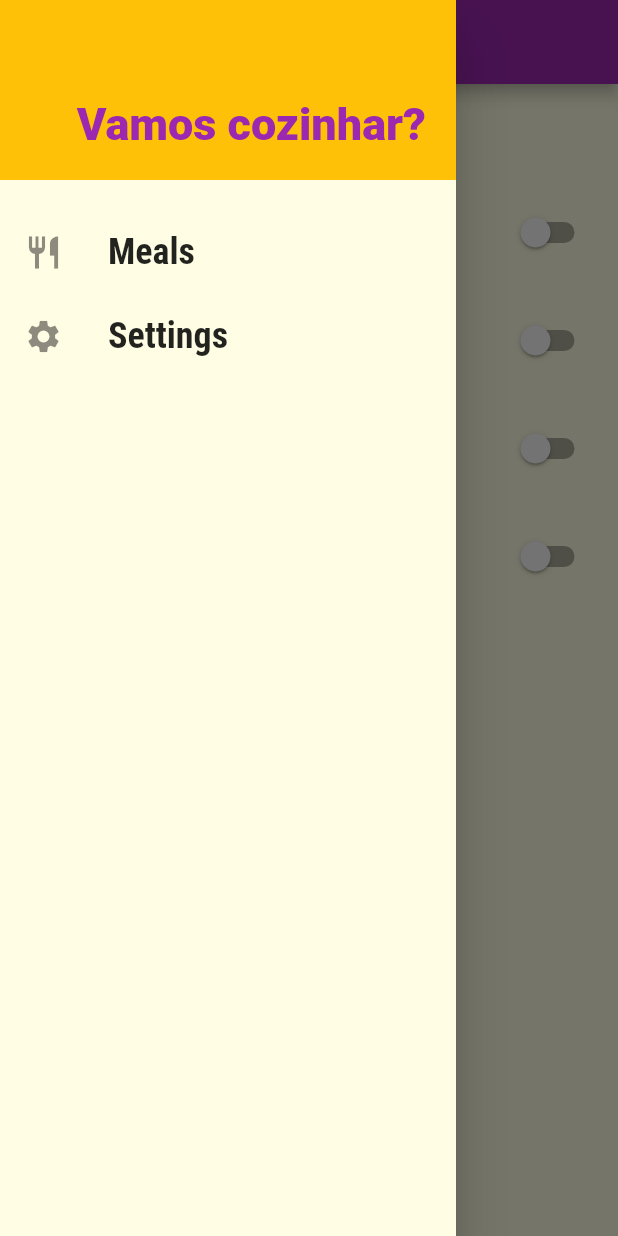
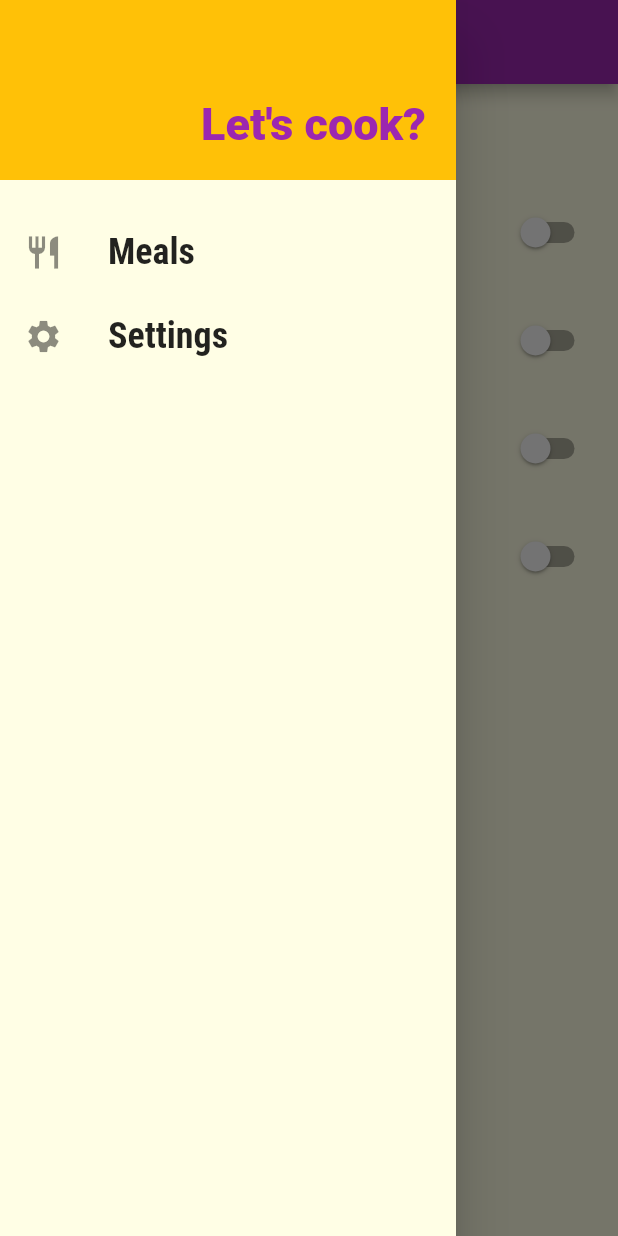
Before and after one commit to marcelinx/delimeals-flutter, a Flutter app: the SettingsScreen screen opened by its route, with the side drawer open, on a phone screen of 412 x 824 dp. Run offline on Flutter 3.47's test engine with Material 2 defaults, Android fonts, the phone set to English and light mode, and no system bars.

Commit message:
alterando texto

```diff
--- a/lib/components/main_drawer.dart
+++ b/lib/components/main_drawer.dart
@@ -20,6 +20,7 @@ class MainDrawer extends StatelessWidget {
       onTap: onTap,
     );
   }
+
   const MainDrawer({super.key});
 
   @override
@@ -34,7 +35,7 @@ class MainDrawer extends StatelessWidget {
             color: Theme.of(context).colorScheme.secondary,
             alignment: Alignment.bottomRight,
             child: Text(
-              'Vamos cozinhar?',
+              "Let's cook?",
               style: TextStyle(
                 fontWeight: FontWeight.w900,
                 fontSize: 30,
@@ -51,7 +52,8 @@ class MainDrawer extends StatelessWidget {
           _createItem(
             Icons.settings,
             'Settings',
-            () => Navigator.of(context).pushReplacementNamed(AppRoutes.SETTINGS),
+            () =>
+                Navigator.of(context).pushReplacementNamed(AppRoutes.SETTINGS),
           ),
         ],
       ),
--- a/lib/main.dart
+++ b/lib/main.dart
@@ -24,7 +24,6 @@ class MyApp extends StatefulWidget {
 }
 
 class _MyAppState extends State<MyApp> {
-
   Settings settings = Settings();
   List<Meal> _availableMeals = dummyMeals;
 
@@ -38,9 +37,9 @@ class _MyAppState extends State<MyApp> {
         final filterVegan = settings.isVegan && !meal.isVegan;
         final filterVegetarian = settings.isVegetarian && !meal.isVegetarian;
         return !filterGluten &&
-               !filterLactose &&
-               !filterVegan &&
-               !filterVegetarian;
+            !filterLactose &&
+            !filterVegan &&
+            !filterVegetarian;
       }).toList();
     });
   }
@@ -48,7 +47,8 @@ class _MyAppState extends State<MyApp> {
   @override
   Widget build(BuildContext context) {
     return MaterialApp(
-      title: 'Vamos Cozinhar?',
+      debugShowCheckedModeBanner: false,
+      title: "let's cook?",
       theme: ThemeData(
         colorScheme: ColorScheme.fromSwatch().copyWith(
           primary: Colors.purple,
@@ -65,9 +65,10 @@ class _MyAppState extends State<MyApp> {
       ),
       routes: {
         AppRoutes.HOME: (ctx) => const TabsScreen(),
-        AppRoutes.CATEGORIES_MEALS: (ctx) => CategoriesMealsScreen(_availableMeals),
+        AppRoutes.CATEGORIES_MEALS: (ctx) =>
+            CategoriesMealsScreen(_availableMeals),
         AppRoutes.MEAL_DETAIL: (ctx) => const MealDetailScreen(),
-        AppRoutes.SETTINGS: (ctx) => SettingsScreen(settings ,_filterMeals),
+        AppRoutes.SETTINGS: (ctx) => SettingsScreen(settings, _filterMeals),
       },
     );
   }
--- a/lib/screens/settings_screens.dart
+++ b/lib/screens/settings_screens.dart
@@ -43,7 +43,7 @@ class _SettingsScreenState extends State<SettingsScreen> {
   Widget build(BuildContext context) {
     return Scaffold(
       appBar: AppBar(
-        title: const Text('Configurações'),
+        title: const Text('Settings'),
       ),
       drawer: const MainDrawer(),
       body: Column(
@@ -51,7 +51,7 @@ class _SettingsScreenState extends State<SettingsScreen> {
           Container(
             padding: const EdgeInsets.all(20),
             child: Text(
-              'Configurações',
+              'Settings',
               style: Theme.of(context).textTheme.titleLarge,
             ),
           ),
@@ -59,26 +59,26 @@ class _SettingsScreenState extends State<SettingsScreen> {
             child: ListView(
               children: [
                 _createSwitch(
-                  'Sem Glutén',
-                  'Só exibe refeições sem glúten!',
+                  'Gluten-Free',
+                  'Show only gluten-free meals!',
                   settings!.isGlutenFree,
                   (value) => setState(() => settings!.isGlutenFree = value),
                 ),
                 _createSwitch(
-                  'Sem Lactose',
-                  'Só exibe refeições sem lactose!',
+                  'Lactose-Free',
+                  'Show only lactose-free meals!',
                   settings!.isLactoseFree,
                   (value) => setState(() => settings!.isLactoseFree = value),
                 ),
                 _createSwitch(
-                  'Vegana',
-                  'Só exibe refeições veganas!',
+                  'Vegan',
+                  'Show only vegan meals!',
                   settings!.isVegan,
                   (value) => setState(() => settings!.isVegan = value),
                 ),
                 _createSwitch(
-                  'Vegetariana',
-                  'Só exibe refeições vegetarianas!',
+                  'Vegetarian',
+                  'Show only vegetarian meals!',
                   settings!.isVegetarian,
                   (value) => setState(() => settings!.isVegetarian = value),
                 ),
```
